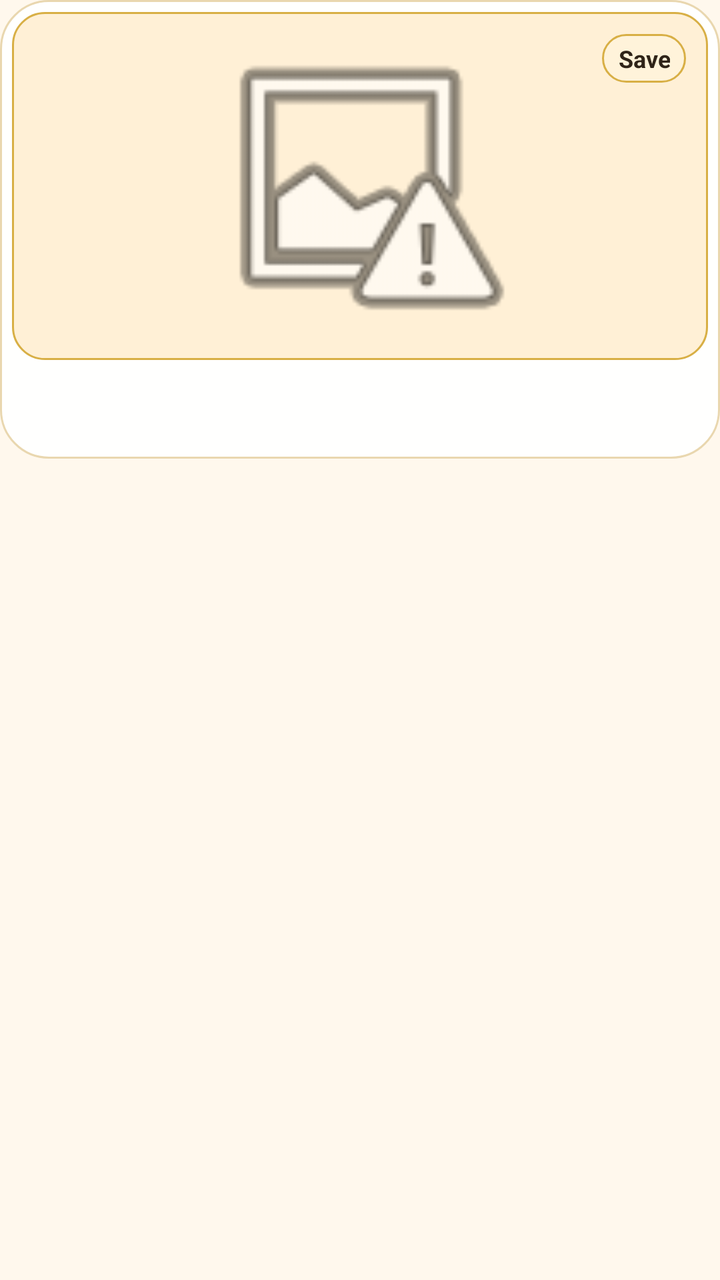
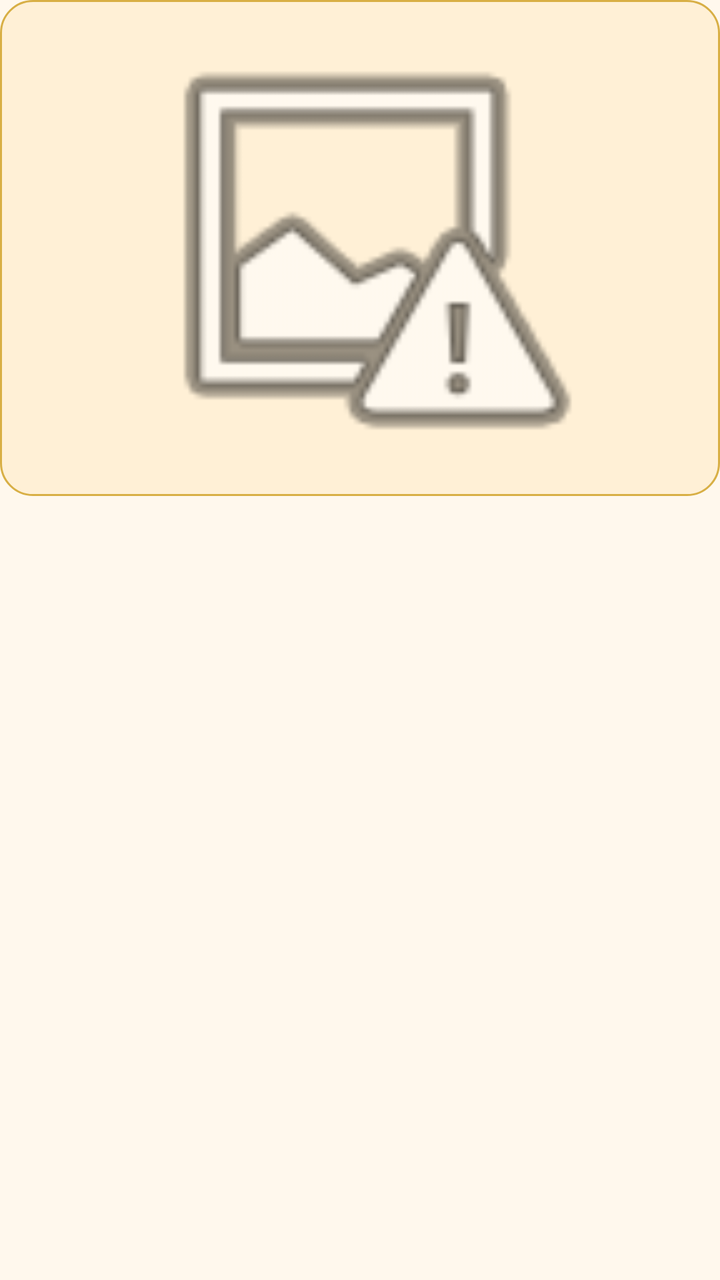

An Android layout rendered at two revisions. The XML below is the earlier revision; the diff shows what the commit changed to produce the second picture.
<!-- AndroidManifest.xml: application theme Theme.PokeBinder -->
<!-- res/layout/item_card_search_result.xml -->
<?xml version="1.0" encoding="utf-8"?>
<FrameLayout xmlns:android="http://schemas.android.com/apk/res/android"
    android:layout_width="match_parent"
    android:layout_height="wrap_content"
    android:layout_margin="4dp"
    android:foreground="?attr/selectableItemBackground">

    <LinearLayout
        android:layout_width="match_parent"
        android:layout_height="wrap_content"
        android:background="@drawable/bg_feed_item"
        android:orientation="vertical"
        android:padding="6dp">

        <FrameLayout
            android:layout_width="match_parent"
            android:layout_height="174dp"
            android:background="@drawable/bg_binder_slot"
            android:padding="5dp">

            <ImageView
                android:id="@+id/cardImageView"
                android:layout_width="match_parent"
                android:layout_height="match_parent"
                android:contentDescription="@string/pokemon_card_image"
                android:scaleType="fitCenter"
                android:src="@android:drawable/ic_menu_report_image" />

            <TextView
                android:id="@+id/saveButton"
                android:layout_width="wrap_content"
                android:layout_height="wrap_content"
                android:layout_gravity="top|end"
                android:layout_margin="6dp"
                android:background="@drawable/bg_cta_secondary"
                android:gravity="center"
                android:paddingHorizontal="8dp"
                android:paddingVertical="4dp"
                android:text="@string/save_to_collection"
                android:textColor="@color/poke_text"
                android:textSize="12sp"
                android:textStyle="bold" />
        </FrameLayout>

        <TextView
            android:id="@+id/cardNameTextView"
            android:layout_width="match_parent"
            android:layout_height="wrap_content"
            android:layout_marginTop="8dp"
            android:ellipsize="end"
            android:gravity="center"
            android:maxLines="2"
            android:minLines="2"
            android:textAppearance="?attr/textAppearanceBodyMedium"
            android:textColor="@color/poke_text"
            android:textStyle="bold" />
    </LinearLayout>

</FrameLayout>
<!-- resources referenced by this layout -->
<resources>
  <color name="poke_text">#2F2418</color>
  <!-- drawable bg_binder_slot (drawable) -->
  <?xml version="1.0" encoding="utf-8"?>
  <shape xmlns:android="http://schemas.android.com/apk/res/android"
      android:shape="rectangle">
      <solid android:color="@color/poke_slot" />
      <corners android:radius="16dp" />
      <stroke
          android:width="1dp"
          android:color="@color/poke_line_strong" />
  </shape>
  <!-- drawable bg_cta_secondary (drawable) -->
  <?xml version="1.0" encoding="utf-8"?>
  <shape xmlns:android="http://schemas.android.com/apk/res/android"
      android:shape="rectangle">
      <solid android:color="@color/poke_surface_alt" />
      <corners android:radius="18dp" />
      <stroke
          android:width="1dp"
          android:color="@color/poke_line_strong" />
  </shape>
  <!-- drawable bg_feed_item (drawable) -->
  <?xml version="1.0" encoding="utf-8"?>
  <shape xmlns:android="http://schemas.android.com/apk/res/android"
      android:shape="rectangle">
      <solid android:color="@color/poke_surface_elevated" />
      <corners android:radius="24dp" />
      <stroke
          android:width="1dp"
          android:color="@color/poke_line_soft" />
  </shape>
  <string name="pokemon_card_image">Pokémon card image</string>
  <string name="save_to_collection">Save</string>
  <style name="Theme.PokeBinder" parent="Base.Theme.PokeBinder" />
  <color name="poke_slot">#FFF0D6</color>
  <color name="poke_line_strong">#D8AF45</color>
  <color name="poke_surface_alt">#FFF3DA</color>
  <color name="poke_surface_elevated">#FFFFFE</color>
  <color name="poke_line_soft">#E9D7AF</color>
  <style name="Base.Theme.PokeBinder" parent="Theme.Material3.DayNight.NoActionBar">
          <item name="colorPrimary">@color/poke_red</item>
          <item name="colorOnPrimary">@color/poke_text_on_red</item>
          <item name="colorSecondary">@color/poke_gold</item>
          <item name="colorOnSecondary">@color/poke_text</item>
          <item name="colorSurface">@color/poke_surface</item>
          <item name="colorSurfaceContainer">@color/poke_surface_alt</item>
          <item name="colorSurfaceContainerHigh">@color/poke_surface_elevated</item>
          <item name="android:windowBackground">@color/poke_screen_top</item>
          <item name="android:statusBarColor">@color/poke_screen_top</item>
          <item name="android:navigationBarColor">@color/poke_surface_alt</item>
          <item name="android:textColorPrimary">@color/poke_text</item>
          <item name="android:textColorSecondary">@color/poke_text_secondary</item>
          <item name="colorOutline">@color/poke_line_soft</item>
          <item name="colorOutlineVariant">@color/poke_line_strong</item>
          <item name="materialAlertDialogTheme">@style/ThemeOverlay.PokeBinder.MaterialAlertDialog</item>
      </style>
  <color name="poke_red">#D84A4A</color>
  <color name="poke_text_on_red">#FFF9F2</color>
  <color name="poke_gold">#F4C542</color>
  <color name="poke_surface">#FFFDF8</color>
  <color name="poke_screen_top">#FFF8ED</color>
  <color name="poke_text_secondary">#6C5B48</color>
  <style name="ThemeOverlay.PokeBinder.MaterialAlertDialog" parent="ThemeOverlay.Material3.MaterialAlertDialog">
          <item name="colorSurface">@color/poke_surface_elevated</item>
          <item name="shapeAppearanceOverlay">@style/ShapeAppearanceOverlayPokeBinderDialog</item>
      </style>
  <style name="ShapeAppearanceOverlayPokeBinderDialog">
          <item name="cornerFamily">rounded</item>
          <item name="cornerSize">24dp</item>
      </style>
</resources>

<!-- the commit's change to res/layout/item_card_search_result.xml (unified diff, before → after) -->
@@ -2,58 +2,45 @@
 <FrameLayout xmlns:android="http://schemas.android.com/apk/res/android"
     android:layout_width="match_parent"
     android:layout_height="wrap_content"
-    android:layout_margin="4dp"
+    android:layout_margin="2dp"
     android:foreground="?attr/selectableItemBackground">
 
-    <LinearLayout
+    <FrameLayout
         android:layout_width="match_parent"
-        android:layout_height="wrap_content"
-        android:background="@drawable/bg_feed_item"
-        android:orientation="vertical"
-        android:padding="6dp">
+        android:layout_height="248dp"
+        android:background="@drawable/bg_binder_slot"
+        android:padding="4dp">
 
-        <FrameLayout
+        <ImageView
+            android:id="@+id/cardImageView"
             android:layout_width="match_parent"
-            android:layout_height="174dp"
-            android:background="@drawable/bg_binder_slot"
-            android:padding="5dp">
+            android:layout_height="match_parent"
+            android:contentDescription="@string/pokemon_card_image"
+            android:scaleType="fitCenter"
+            android:src="@android:drawable/ic_menu_report_image" />
 
-            <ImageView
-                android:id="@+id/cardImageView"
-                android:layout_width="match_parent"
-                android:layout_height="match_parent"
-                android:contentDescription="@string/pokemon_card_image"
-                android:scaleType="fitCenter"
-                android:src="@android:drawable/ic_menu_report_image" />
-
-            <TextView
-                android:id="@+id/saveButton"
-                android:layout_width="wrap_content"
-                android:layout_height="wrap_content"
-                android:layout_gravity="top|end"
-                android:layout_margin="6dp"
-                android:background="@drawable/bg_cta_secondary"
-                android:gravity="center"
-                android:paddingHorizontal="8dp"
-                android:paddingVertical="4dp"
-                android:text="@string/save_to_collection"
-                android:textColor="@color/poke_text"
-                android:textSize="12sp"
-                android:textStyle="bold" />
-        </FrameLayout>
+        <View
+            android:id="@+id/savedOverlayView"
+            android:layout_width="match_parent"
+            android:layout_height="match_parent"
+            android:background="@drawable/bg_card_saved_overlay"
+            android:visibility="gone" />
 
         <TextView
-            android:id="@+id/cardNameTextView"
-            android:layout_width="match_parent"
+            android:id="@+id/savedBadgeTextView"
+            android:layout_width="wrap_content"
             android:layout_height="wrap_content"
-            android:layout_marginTop="8dp"
-            android:ellipsize="end"
+            android:layout_gravity="top|end"
+            android:layout_margin="8dp"
+            android:background="@drawable/bg_cta_primary"
             android:gravity="center"
-            android:maxLines="2"
-            android:minLines="2"
-            android:textAppearance="?attr/textAppearanceBodyMedium"
-            android:textColor="@color/poke_text"
-            android:textStyle="bold" />
-    </LinearLayout>
+            android:paddingHorizontal="10dp"
+            android:paddingVertical="5dp"
+            android:text="@string/saved_in_collection"
+            android:textColor="@color/poke_text_on_red"
+            android:textSize="12sp"
+            android:textStyle="bold"
+            android:visibility="gone" />
+    </FrameLayout>
 
 </FrameLayout>
<!-- resource entries referenced after the edit -->
@@ -11,31 +11,32 @@
           android:width="1dp"
           android:color="@color/poke_line_strong" />
   </shape>
-  <!-- drawable bg_cta_secondary (drawable) -->
+  <!-- drawable bg_card_saved_overlay (drawable) -->
   <?xml version="1.0" encoding="utf-8"?>
   <shape xmlns:android="http://schemas.android.com/apk/res/android"
       android:shape="rectangle">
-      <solid android:color="@color/poke_surface_alt" />
+      <solid android:color="#66000000" />
+      <corners android:radius="16dp" />
+  </shape>
+  <!-- drawable bg_cta_primary (drawable) -->
+  <?xml version="1.0" encoding="utf-8"?>
+  <shape xmlns:android="http://schemas.android.com/apk/res/android"
+      android:shape="rectangle">
+      <gradient
+          android:angle="0"
+          android:endColor="@color/poke_red_dark"
+          android:startColor="@color/poke_red" />
       <corners android:radius="18dp" />
       <stroke
           android:width="1dp"
-          android:color="@color/poke_line_strong" />
-  </shape>
-  <!-- drawable bg_feed_item (drawable) -->
-  <?xml version="1.0" encoding="utf-8"?>
-  <shape xmlns:android="http://schemas.android.com/apk/res/android"
-      android:shape="rectangle">
-      <solid android:color="@color/poke_surface_elevated" />
-      <corners android:radius="24dp" />
-      <stroke
-          android:width="1dp"
-          android:color="@color/poke_line_soft" />
+          android:color="@color/poke_gold" />
   </shape>
   <string name="pokemon_card_image">Pokémon card image</string>
-  <string name="save_to_collection">Save</string>
+  <string name="saved_in_collection">Saved</string>
   <style name="Theme.PokeBinder" parent="Base.Theme.PokeBinder" />
   <color name="poke_slot">#FFF0D6</color>
   <color name="poke_line_strong">#D8AF45</color>
+  <color name="poke_red_dark">#A72C36</color>
   <color name="poke_surface_alt">#FFF3DA</color>
   <color name="poke_surface_elevated">#FFFFFE</color>
   <color name="poke_line_soft">#E9D7AF</color>
